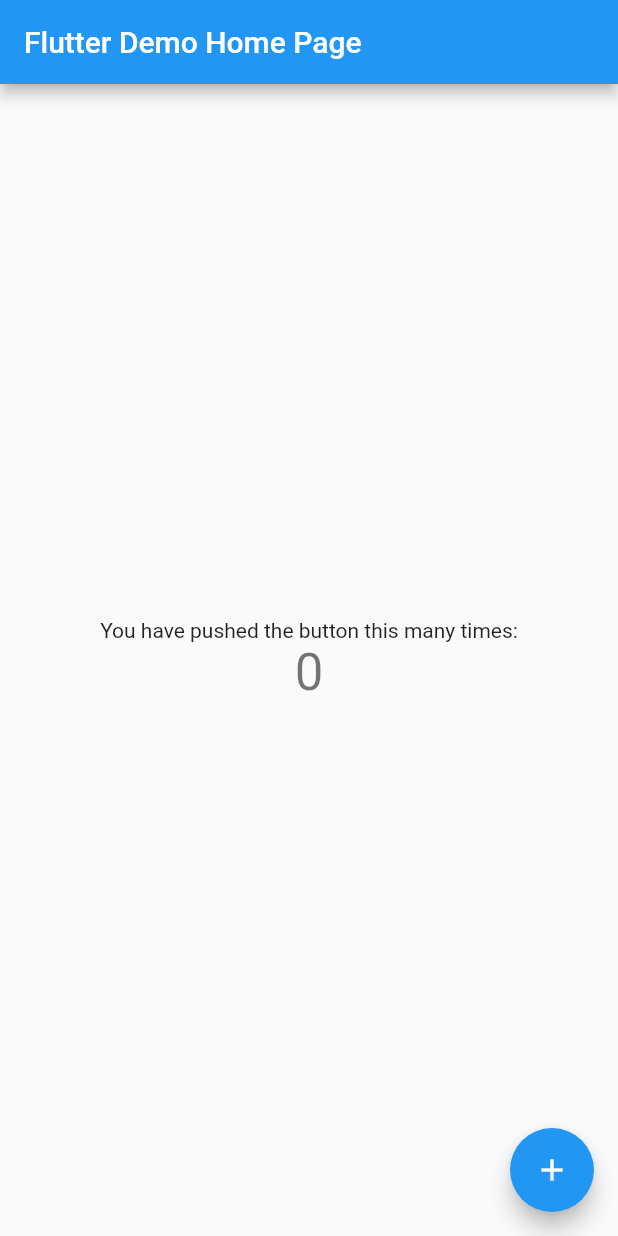
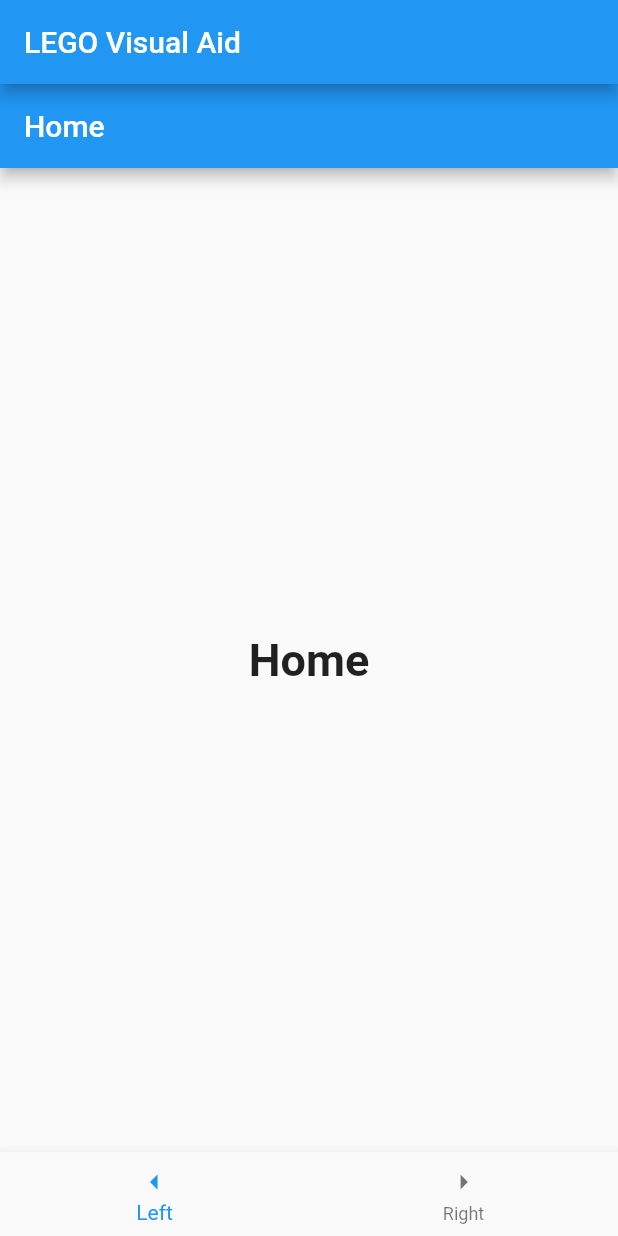
Before and after one commit to Shantay-Pass/Mobile-Application, a Flutter app: the screen it shows after launch, on a phone screen of 412 x 824 dp. Run offline on Flutter 3.47's test engine with Material 2 defaults, Android fonts, the phone set to English and light mode, and no system bars; our stand-ins replace audioplayers.

Commit message:
did a bit more than branch was meant to do
sorry

```diff
--- /dev/null
+++ b/lib/home.dart
@@ -0,0 +1,46 @@
+import 'package:flutter/material.dart';
+import 'package:audioplayers/audioplayers.dart';
+
+class Home extends StatefulWidget {
+  Home({Key key}) : super(key: key);
+
+  @override
+  HomeState createState() => HomeState();
+}
+
+class HomeState extends State<Home> {
+
+  AudioPlayer audioPlayer = AudioPlayer();
+
+  play() async {
+    int result = await audioPlayer.play('https://www.myinstants.com/media/sounds/roblox-death-sound_1.mp3');
+    if (result == 1) {
+      // success
+    }
+  }
+
+  void initState() {
+    super.initState();
+    WidgetsBinding.instance
+        .addPostFrameCallback((_) => play());
+  }
+
+  @override
+  Widget build(BuildContext context) {
+    return Scaffold(
+
+      appBar: AppBar(
+        title: Text('Home'),
+      ),
+
+      body: Container(
+        child: Center(
+          child: Text(
+            'Home',
+            style: TextStyle(fontSize: 30.0, fontWeight: FontWeight.bold),
+          ),
+        ),
+      ),
+    );
+  }
+}
--- a/lib/main.dart
+++ b/lib/main.dart
@@ -1,111 +1,77 @@
+
 import 'package:flutter/material.dart';
+import 'package:mindstorms_app/bluetooth.dart';
+import 'package:mindstorms_app/settings.dart';
+import 'package:mindstorms_app/home.dart';
+import 'package:mindstorms_app/camera.dart';
 
-void main() => runApp(MyApp());
 
-class MyApp extends StatelessWidget {
-  // This widget is the root of your application.
-  @override
+void main() => runApp(Main());
+
+class Main extends StatelessWidget {
+
   Widget build(BuildContext context) {
     return MaterialApp(
-      title: 'Flutter Demo',
+      title: 'PORNO ER GODT FOR SJÆLEN',
       theme: ThemeData(
-        // This is the theme of your application.
-        //
-        // Try running your application with "flutter run". You'll see the
-        // application has a blue toolbar. Then, without quitting the app, try
-        // changing the primarySwatch below to Colors.green and then invoke
-        // "hot reload" (press "r" in the console where you ran "flutter run",
-        // or simply save your changes to "hot reload" in a Flutter IDE).
-        // Notice that the counter didn't reset back to zero; the application
-        // is not restarted.
-        primarySwatch: Colors.blue
+          primarySwatch: Colors.blue
       ),
-      home: MyHomePage(title: 'Flutter Demo Home Page'),
+      home: Start(),
+    );
+  }
+
+}
+
+class Start extends StatefulWidget {
+@override
+State<StatefulWidget> createState() {return StartState();}
+}
+
+class StartState extends State<Start> {
+  int _currentIndex = 0;
+  int _tabbedButton =0;
+
+  final List<Widget> _children = [
+    Home(),
+    Camera(),
+    Bluetooth(),
+    Settings(),
+  ];
+
+  void onTabTapped(int index) {
+    setState(() {
+      if ((_currentIndex == 0 && index == 0) || (_currentIndex == (_children.length-1) && index == 1)) {return;}
+      if (index == 1){
+        _currentIndex++;
+      }
+      else if (index == 0){
+        _currentIndex--;
+      }
+    });
+  }
+
+  Widget build(BuildContext context) {
+    return Scaffold(
+      appBar: AppBar(
+        title: Text('LEGO Visual Aid'),
+      ),
+
+      body: _children[_currentIndex], // new
+
+      bottomNavigationBar: BottomNavigationBar(
+        onTap: onTabTapped, // new
+        currentIndex: _tabbedButton, // new
+        items: [
+          new BottomNavigationBarItem(
+            icon: Icon(Icons.arrow_left),
+            title: Text('Left'),
+          ),
+          new BottomNavigationBarItem(
+            icon: Icon(Icons.arrow_right),
+            title: Text('Right'),
+          ),
+        ],
+      ),
     );
   }
 }
-
-class MyHomePage extends StatefulWidget {
-  MyHomePage({Key key, this.title}) : super(key: key);
-
-  // This widget is the home page of your application. It is stateful, meaning
-  // that it has a State object (defined below) that contains fields that affect
-  // how it looks.
-
-  // This class is the configuration for the state. It holds the values (in this
-  // case the title) provided by the parent (in this case the App widget) and
-  // used by the build method of the State. Fields in a Widget subclass are
-  // always marked "final".
-
-  final String title;
-
-  @override
-  _MyHomePageState createState() => _MyHomePageState();
-}
-
-class _MyHomePageState extends State<MyHomePage> {
-  int _counter = 0;
-
-  void _incrementCounter() {
-    setState(() {
-      // This call to setState tells the Flutter framework that something has
-      // changed in this State, which causes it to rerun the build method below
-      // so that the display can reflect the updated values. If we changed
-      // _counter without calling setState(), then the build method would not be
-      // called again, and so nothing would appear to happen.
-      _counter++;
-    });
-  }
-
-  @override
-  Widget build(BuildContext context) {
-    // This method is rerun every time setState is called, for instance as done
-    // by the _incrementCounter method above.
-    //
-    // The Flutter framework has been optimized to make rerunning build methods
-    // fast, so that you can just rebuild anything that needs updating rather
-    // than having to individually change instances of widgets.
-    return Scaffold(
-      appBar: AppBar(
-        // Here we take the value from the MyHomePage object that was created by
-        // the App.build method, and use it to set our appbar title.
-        title: Text(widget.title),
-      ),
-      body: Center(
-        // Center is a layout widget. It takes a single child and positions it
-        // in the middle of the parent.
-        child: Column(
-          // Column is also a layout widget. It takes a list of children and
-          // arranges them vertically. By default, it sizes itself to fit its
-          // children horizontally, and tries to be as tall as its parent.
-          //
-          // Invoke "debug painting" (press "p" in the console, choose the
-          // "Toggle Debug Paint" action from the Flutter Inspector in Android
-          // Studio, or the "Toggle Debug Paint" command in Visual Studio Code)
-          // to see the wireframe for each widget.
-          //
-          // Column has various properties to control how it sizes itself and
-          // how it positions its children. Here we use mainAxisAlignment to
-          // center the children vertically; the main axis here is the vertical
-          // axis because Columns are vertical (the cross axis would be
-          // horizontal).
-          mainAxisAlignment: MainAxisAlignment.center,
-          children: <Widget>[
-            Text(
-              'You have pushed the button this many times:',
-            ),
-            Text(
-              '$_counter',
-              style: Theme.of(context).textTheme.display1,
-            ),
-          ],
-        ),
-      ),
-      floatingActionButton: FloatingActionButton(
-        onPressed: _incrementCounter,
-        tooltip: 'Increment',
-        child: Icon(Icons.add),
-      ), // This trailing comma makes auto-formatting nicer for build methods.
-    );
-  }
-}
--- a/pubspec.yaml
+++ b/pubspec.yaml
@@ -19,6 +19,7 @@ environment:
 dependencies:
   flutter:
     sdk: flutter
+  audioplayers: ^0.13.2
 
   # The following adds the Cupertino Icons font to your application.
   # Use with the CupertinoIcons class for iOS style icons.
```
Also changed, not shown: lib/bluetooth.dart (added, +31 -0 lines), lib/camera.dart (added, +30 -0 lines), lib/settings.dart (added, +30 -0 lines), 1 other file.
